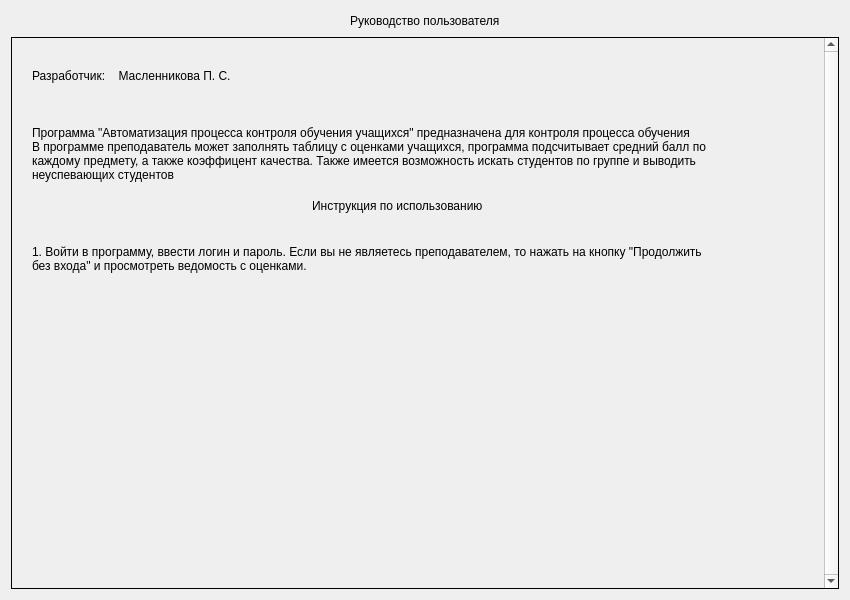
First picture: the form in aboutpage.ui, repository alpha4vit/polya-el-diary, before the edit.
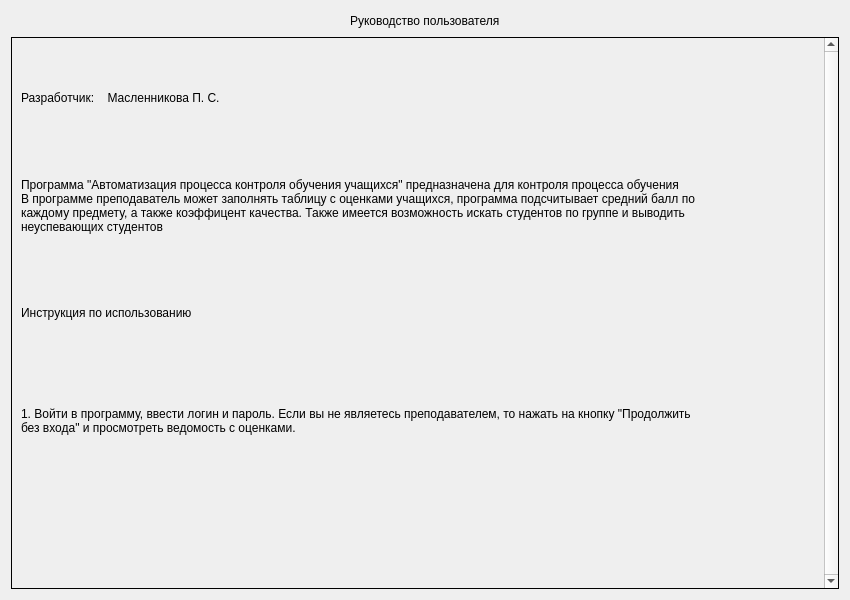
Second picture: the form after the edit. Icons and pictures are not drawn.

Patch:
```diff
--- a/aboutpage.ui
+++ b/aboutpage.ui
@@ -87,35 +87,34 @@
        <rect>
         <x>0</x>
         <y>0</y>
-        <width>808</width>
-        <height>528</height>
+        <width>971</width>
+        <height>621</height>
        </rect>
       </property>
-      <widget class="QLabel" name="label">
-       <property name="geometry">
-        <rect>
-         <x>20</x>
-         <y>30</y>
-         <width>251</width>
-         <height>16</height>
-        </rect>
-       </property>
+      <layout class="QGridLayout" name="gridLayout_2">
+       <item row="6" column="0" colspan="2">
+        <widget class="QLabel" name="label_5">
+         <property name="styleSheet">
+          <string notr="true">font: 500 13pt &quot;SF Pro&quot;;</string>
+         </property>
+         <property name="text">
+          <string>1. Войти в программу, ввести логин и пароль. Если вы не являетесь преподавателем, то нажать на кнопку &quot;Продолжить
+без входа&quot; и просмотреть ведомость с оценками.</string>
+         </property>
+        </widget>
+       </item>
+       <item row="5" column="0">
+        <widget class="QLabel" name="label_4">
        <property name="styleSheet">
-        <string notr="true">font: 15pt &quot;SF Pro&quot;;</string>
+          <string notr="true">font: 700 18pt &quot;SF Pro&quot;;</string>
        </property>
        <property name="text">
-        <string>Разработчик:    Масленникова П. С.</string>
-       </property>
-      </widget>
+          <string>Инструкция по использованию</string>
+         </property>
+        </widget>
+       </item>
+       <item row="4" column="0">
       <widget class="QLabel" name="label_3">
-       <property name="geometry">
-        <rect>
-         <x>20</x>
-         <y>60</y>
-         <width>791</width>
-         <height>111</height>
-        </rect>
-       </property>
        <property name="styleSheet">
         <string notr="true">font: 500 13pt &quot;SF Pro&quot;;</string>
        </property>
@@ -126,47 +125,24 @@
 неуспевающих студентов </string>
        </property>
       </widget>
-      <widget class="QLabel" name="label_4">
-       <property name="geometry">
-        <rect>
-         <x>300</x>
-         <y>160</y>
-         <width>271</width>
-         <height>16</height>
-        </rect>
-       </property>
+       </item>
+       <item row="3" column="0">
+        <widget class="QLabel" name="label">
        <property name="styleSheet">
-        <string notr="true">font: 700 18pt &quot;SF Pro&quot;;</string>
+          <string notr="true">font: 15pt &quot;SF Pro&quot;;</string>
        </property>
        <property name="text">
-        <string>Инструкция по использованию</string>
-       </property>
-      </widget>
-      <widget class="QLabel" name="label_5">
-       <property name="geometry">
-        <rect>
-         <x>20</x>
-         <y>180</y>
-         <width>801</width>
-         <height>81</height>
-        </rect>
-       </property>
-       <property name="styleSheet">
-        <string notr="true">font: 500 13pt &quot;SF Pro&quot;;</string>
-       </property>
-       <property name="text">
-        <string>1. Войти в программу, ввести логин и пароль. Если вы не являетесь преподавателем, то нажать на кнопку &quot;Продолжить
-без входа&quot; и просмотреть ведомость с оценками.</string>
-       </property>
-      </widget>
+          <string>Разработчик:    Масленникова П. С.</string>
+         </property>
+        </widget>
+       </item>
+       <item row="7" column="0">
       <widget class="QLabel" name="label_6">
-       <property name="geometry">
-        <rect>
-         <x>250</x>
-         <y>270</y>
-         <width>311</width>
-         <height>221</height>
-        </rect>
+         <property name="maximumSize">
+          <size>
+           <width>600</width>
+           <height>400</height>
+          </size>
        </property>
        <property name="text">
         <string/>
@@ -178,6 +154,8 @@
         <bool>true</bool>
        </property>
       </widget>
+       </item>
+      </layout>
      </widget>
     </widget>
    </item>
```
Left out of the diff: 26 changed lines with no effect on the pictures. Lines whose indentation alone changed are shown as unchanged.
